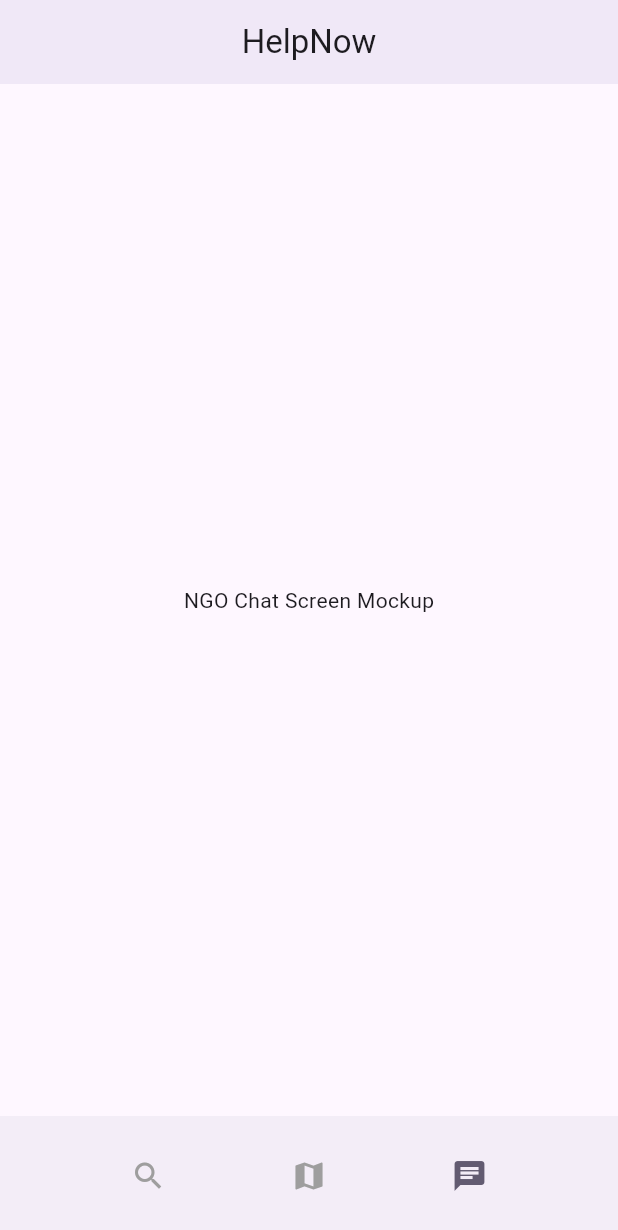
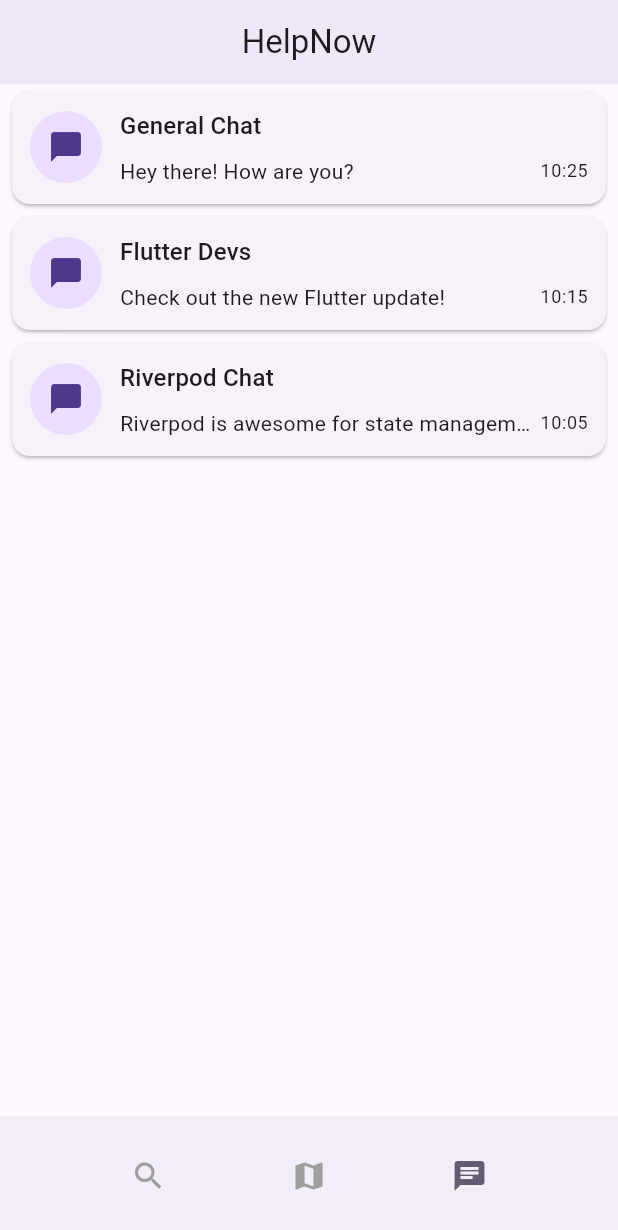
Before and after one commit to AristocratiiLite-ItFest2025/Client, a Flutter app: the screen it shows after launch, item 3 of the bottom bar chosen, on a phone screen of 412 x 824 dp. Shown: the top 1230 px of the screen. Run offline on Flutter 3.47's test engine with Material 3 defaults, Android fonts, the phone set to English and light mode, and no system bars; our stand-ins replace flutter_riverpod.

```diff
--- a/lib/core/enums/app_screen.dart
+++ b/lib/core/enums/app_screen.dart
@@ -3,7 +3,7 @@ enum AppScreen {
   register,
   search,
   map,
-  ngoChat,
+  chat,
   settings,
   profile,
   error,
--- /dev/null
+++ b/lib/core/models/chat_model.dart
@@ -0,0 +1,13 @@
+class Chat {
+  final String title;
+  final String lastMessage;
+  final DateTime lastMessageTimestamp;
+  final String? imageUrl;
+
+  Chat({
+    required this.title,
+    required this.lastMessage,
+    required this.lastMessageTimestamp,
+    this.imageUrl,
+  });
+}
--- /dev/null
+++ b/lib/core/models/event_model.dart
@@ -0,0 +1,13 @@
+class Event {
+  final String? imageUrl;
+  final String organizer;
+  final String dateTime;
+  final String description;
+
+  Event({
+    this.imageUrl,
+    required this.organizer,
+    required this.dateTime,
+    required this.description,
+  });
+}
--- a/lib/core/navigation/screen_list.dart
+++ b/lib/core/navigation/screen_list.dart
@@ -1,5 +1,6 @@
 import 'package:flutter/material.dart';
 
+import '../../features/primary/chat_list/screens/chat_list_screen.dart';
 import '../../features/primary/event_list/screen/event_list_screen.dart';
 import '../enums/app_screen.dart';
 
@@ -9,7 +10,6 @@ import '../../features/auxiliary/error/screens/error_screen.dart';
 import '../../features/auxiliary/profile/screens/profile_screen.dart';
 import '../../features/auxiliary/settings/screens/settings_screen.dart';
 import '../../features/primary/map/screens/map_screen.dart';
-import '../../features/primary/ngo_chat/screens/ngo_chat_screen.dart';
 
 /// Returns the widget corresponding to the given [screen].
 Widget getScreenWidget(AppScreen screen) {
@@ -22,8 +22,8 @@ Widget getScreenWidget(AppScreen screen) {
       return const SearchScreen();
     case AppScreen.map:
       return const MapScreen();
-    case AppScreen.ngoChat:
-      return const NgoChatScreen();
+    case AppScreen.chat:
+      return const ChatListScreen();
     case AppScreen.settings:
       return const SettingsScreen();
     case AppScreen.profile:
--- /dev/null
+++ b/lib/features/primary/chat_list/screens/chat_list_screen.dart
@@ -0,0 +1,27 @@
+import 'package:flutter/material.dart';
+import 'package:flutter_riverpod/flutter_riverpod.dart';
+
+import '../../../../shared/widgets/bottom_nav_bar.dart';
+import '../../../../shared/widgets/top_app_bar.dart';
+import '../view_models/chat_list_vm.dart';
+import '../widgets/chat_card.dart';
+
+class ChatListScreen extends ConsumerWidget {
+  const ChatListScreen({super.key});
+
+  @override
+  Widget build(BuildContext context, WidgetRef ref) {
+    final chatList = ref.watch(chatListProvider);
+
+    return Scaffold(
+      appBar: const TopAppBar(),
+      body: ListView.builder(
+        itemCount: chatList.length,
+        itemBuilder: (context, index) {
+          return ChatCard(chat: chatList[index]);
+        },
+      ),
+      bottomNavigationBar: const BottomNavBar(),
+    );
+  }
+}
--- /dev/null
+++ b/lib/features/primary/chat_list/view_models/chat_list_vm.dart
@@ -0,0 +1,50 @@
+import 'package:flutter_riverpod/flutter_riverpod.dart';
+
+import '../../../../core/models/chat_model.dart';
+
+/// ViewModel for a single chat_list card.
+/// This class extends StateNotifier to manage the state of a Chat instance.
+class ChatCardViewModel extends StateNotifier<Chat> {
+  ChatCardViewModel(super.chat);
+
+// In a real-world scenario, you can add methods here to update the chat_list state.
+}
+
+/// Provider for a single ChatCardViewModel using a family to pass a specific Chat.
+final chatCardProvider =
+StateNotifierProvider.family<ChatCardViewModel, Chat, Chat>(
+      (ref, chat) => ChatCardViewModel(chat),
+);
+
+/// ViewModel for a list of chats containing mockup data.
+class ChatListViewModel extends StateNotifier<List<Chat>> {
+  ChatListViewModel() : super(_mockChats);
+
+  // Mockup data for demonstration.
+  static List<Chat> get _mockChats => [
+    Chat(
+      title: 'General Chat',
+      lastMessage: 'Hey there! How are you?',
+      lastMessageTimestamp: DateTime.now().subtract(const Duration(minutes: 5)),
+      imageUrl: null,
+    ),
+    Chat(
+      title: 'Flutter Devs',
+      lastMessage: 'Check out the new Flutter update!',
+      lastMessageTimestamp: DateTime.now().subtract(const Duration(minutes: 15)),
+      imageUrl: null,
+    ),
+    Chat(
+      title: 'Riverpod Chat',
+      lastMessage: 'Riverpod is awesome for state management.',
+      lastMessageTimestamp: DateTime.now().subtract(const Duration(minutes: 25)),
+      imageUrl: null,
+    ),
+  ];
+}
+
+/// Provider for the chat_list list.
+final chatListProvider =
+StateNotifierProvider<ChatListViewModel, List<Chat>>(
+      (ref) => ChatListViewModel(),
+);
--- /dev/null
+++ b/lib/features/primary/chat_list/widgets/chat_card.dart
@@ -0,0 +1,74 @@
+import 'package:flutter/material.dart';
+import 'package:flutter_riverpod/flutter_riverpod.dart';
+
+import '../../../../core/models/chat_model.dart';
+import '../view_models/chat_list_vm.dart';
+
+class ChatCard extends ConsumerWidget {
+  final Chat chat;
+  const ChatCard({super.key, required this.chat});
+
+  @override
+  Widget build(BuildContext context, WidgetRef ref) {
+    final chatData = ref.watch(chatCardProvider(chat));
+
+    return Card(
+      margin: const EdgeInsets.symmetric(horizontal: 8, vertical: 4),
+      child: Padding(
+        padding: const EdgeInsets.all(12.0),
+        child: Row(
+          children: [
+            // Left side: display an image if available; otherwise, show an icon.
+            chatData.imageUrl != null && chatData.imageUrl!.isNotEmpty
+                ? CircleAvatar(
+              backgroundImage: NetworkImage(chatData.imageUrl!),
+              radius: 24,
+            )
+                : const CircleAvatar(
+              radius: 24,
+              child: Icon(Icons.chat_bubble),
+            ),
+            const SizedBox(width: 12),
+            // Right side: a column containing the title and a row with the last message and its timestamp.
+            Expanded(
+              child: Column(
+                crossAxisAlignment: CrossAxisAlignment.start,
+                children: [
+                  // Title of the chat.
+                  Text(
+                    chatData.title,
+                    style: Theme.of(context).textTheme.titleMedium,
+                  ),
+                  const SizedBox(height: 8),
+                  // Row with the last message and timestamp.
+                  Row(
+                    children: [
+                      Expanded(
+                        child: Text(
+                          chatData.lastMessage,
+                          style: Theme.of(context).textTheme.bodyMedium,
+                          overflow: TextOverflow.ellipsis,
+                        ),
+                      ),
+                      Text(
+                        _formatTimestamp(chatData.lastMessageTimestamp),
+                        style: Theme.of(context).textTheme.bodySmall,
+                      ),
+                    ],
+                  ),
+                ],
+              ),
+            ),
+          ],
+        ),
+      ),
+    );
+  }
+
+  // Helper method to format the timestamp (e.g., as HH:mm).
+  String _formatTimestamp(DateTime timestamp) {
+    final hours = timestamp.hour.toString().padLeft(2, '0');
+    final minutes = timestamp.minute.toString().padLeft(2, '0');
+    return '$hours:$minutes';
+  }
+}
--- a/lib/features/primary/event_list/view_models/event_list_vm.dart
+++ b/lib/features/primary/event_list/view_models/event_list_vm.dart
@@ -1,32 +1,19 @@
 import 'package:flutter_riverpod/flutter_riverpod.dart';
 
-/// Event model for our application.
-class Event {
-  final String? imageUrl;
-  final String organizer;
-  final String dateTime;
-  final String description;
-
-  Event({
-    this.imageUrl,
-    required this.organizer,
-    required this.dateTime,
-    required this.description,
-  });
-}
+import '../../../../core/models/event_model.dart';
 
 /// The view model for our event list.
 /// Here we use a StateNotifier to manage a list of events.
-class EventViewModel extends StateNotifier<List<Event>> {
-  EventViewModel() : super(_mockEvents);
+class EventListVM extends StateNotifier<List<Event>> {
+  EventListVM() : super(_mockEvents);
 
 // Additional methods to modify or fetch events can be added here.
 }
 
 /// Provider exposing the EventViewModel.
 final eventViewModelProvider =
-StateNotifierProvider<EventViewModel, List<Event>>((ref) {
-  return EventViewModel();
+StateNotifierProvider<EventListVM, List<Event>>((ref) {
+  return EventListVM();
 });
 
 /// Some mock events for demonstration.
--- a/lib/features/primary/ngo_chat/screens/ngo_chat_screen.dart
+++ /dev/null
@@ -1,16 +0,0 @@
-import 'package:flutter/material.dart';
-
-import '../../../../shared/widgets/bottom_nav_bar.dart';
-import '../../../../shared/widgets/top_app_bar.dart';
-
-class NgoChatScreen extends StatelessWidget {
-  const NgoChatScreen({super.key});
-  @override
-  Widget build(BuildContext context) {
-    return Scaffold(
-      appBar: const TopAppBar(),
-      body: const Center(child: Text("NGO Chat Screen Mockup")),
-      bottomNavigationBar: const BottomNavBar()
-    );
-  }
-}
--- a/lib/shared/widgets/bottom_nav_bar.dart
+++ b/lib/shared/widgets/bottom_nav_bar.dart
@@ -37,8 +37,8 @@ class BottomNavBar extends ConsumerWidget {
           // Right button: NGO Chat screen.
           IconButton(
             icon: const Icon(Icons.chat),
-            onPressed: () => navigationManager.navigateTo(AppScreen.ngoChat),
-            color: currentScreen == AppScreen.ngoChat
+            onPressed: () => navigationManager.navigateTo(AppScreen.chat),
+            color: currentScreen == AppScreen.chat
                 ? Theme.of(context).colorScheme.secondary
                 : Colors.grey,
           ),
```
